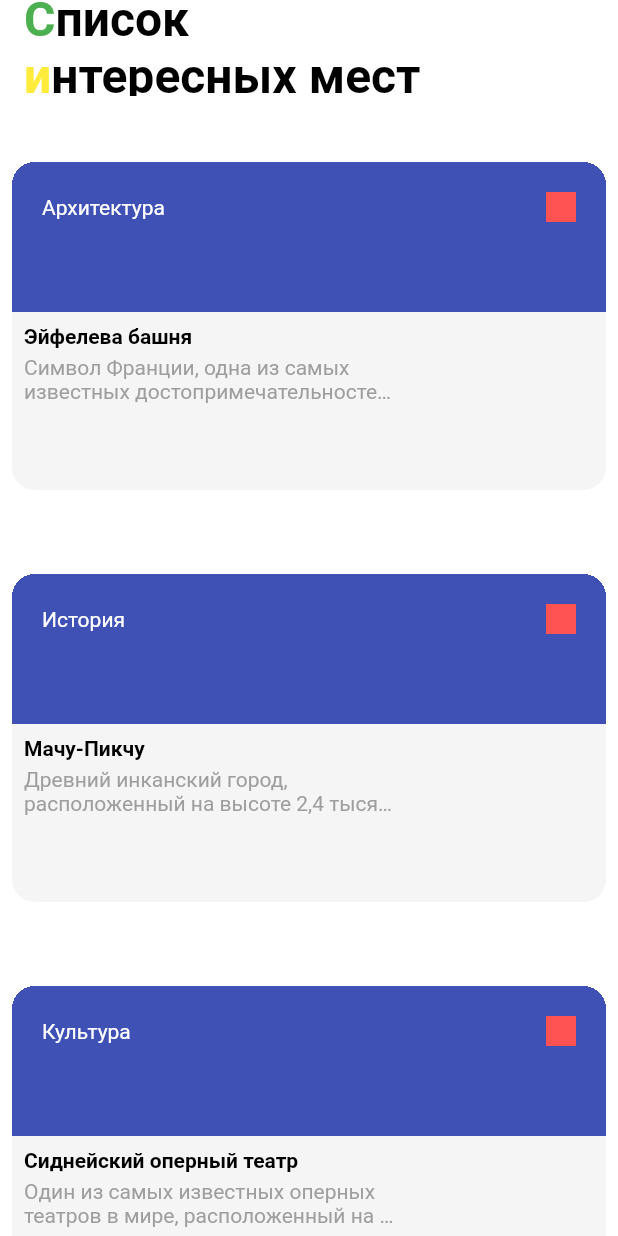
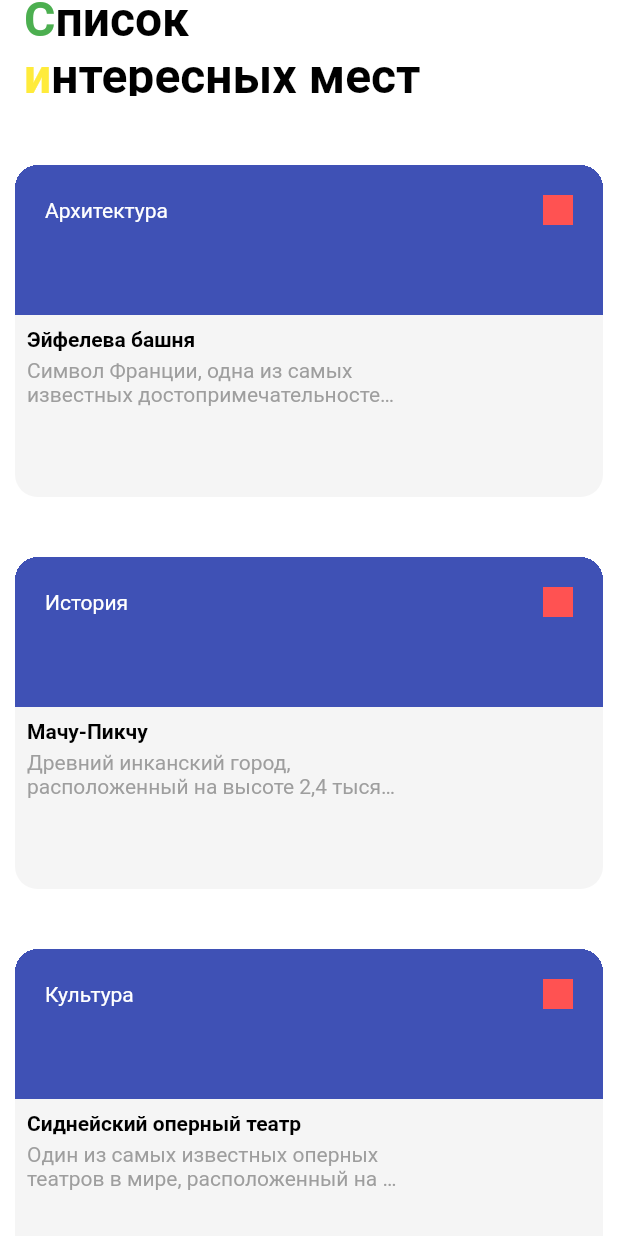
Before and after one commit to romankirpichnikov/places, a Flutter app: the screen it shows after launch, on a phone screen of 412 x 824 dp. Run offline on Flutter 3.47's test engine with Material 2 defaults, Android fonts, the phone set to English and light mode, and no system bars.

Commit message:
remove padding

```diff
--- a/lib/ui/sight_card.dart
+++ b/lib/ui/sight_card.dart
@@ -12,8 +12,6 @@ class SightCard extends StatelessWidget {
   Widget build(BuildContext context) {
     return AspectRatio(
       aspectRatio: 3 / 2,
-      child: Padding(
-        padding: const EdgeInsets.all(8.0),
       child: Container(
         margin: const EdgeInsets.symmetric(vertical: 20),
         width: double.infinity,
@@ -91,7 +89,6 @@ class SightCard extends StatelessWidget {
           ),
         ),
       ),
-      ),
     );
   }
 }
--- a/lib/ui/sight_list_screen.dart
+++ b/lib/ui/sight_list_screen.dart
@@ -23,6 +23,7 @@ class _SightListScreenState extends State<SightListScreen> {
       ),
       backgroundColor: _backgroundColor,
       body: SingleChildScrollView(
+        padding: const EdgeInsets.all(10),
         child: Column(
           children: mocks.map((sight) {
             return SightCard(sight: sight);
```
Lines whose indentation alone changed are shown as unchanged.
